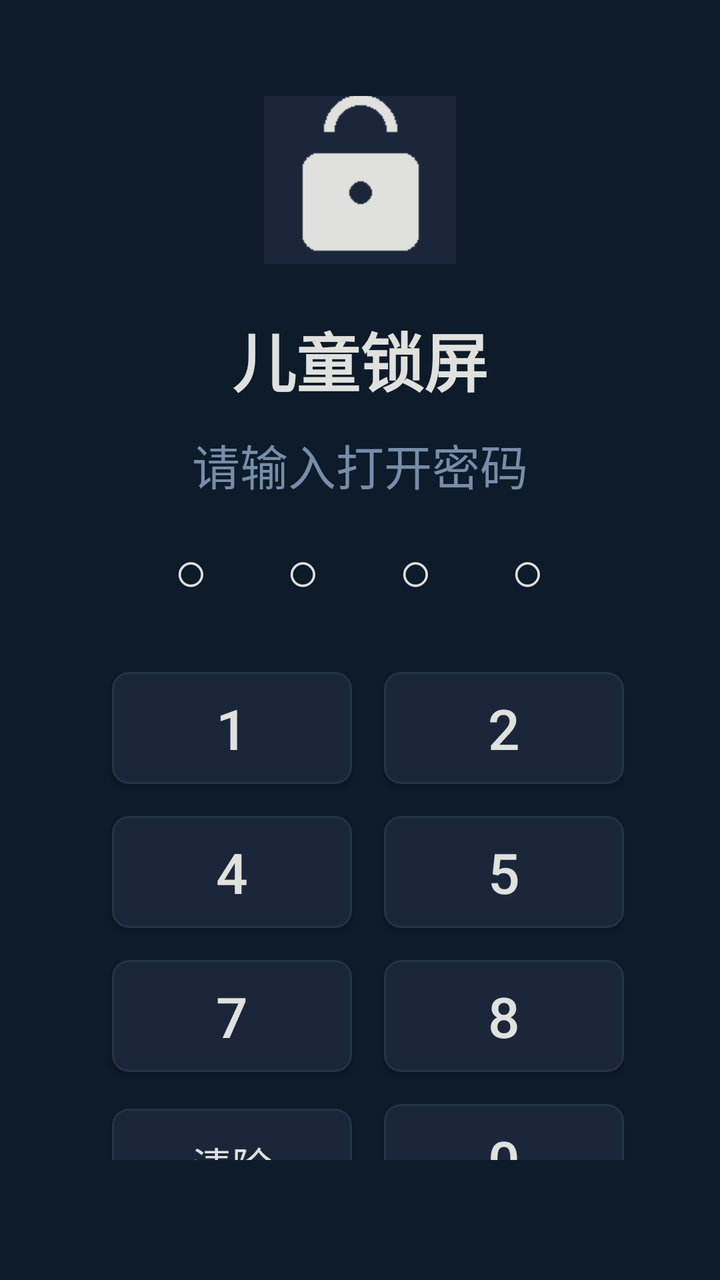
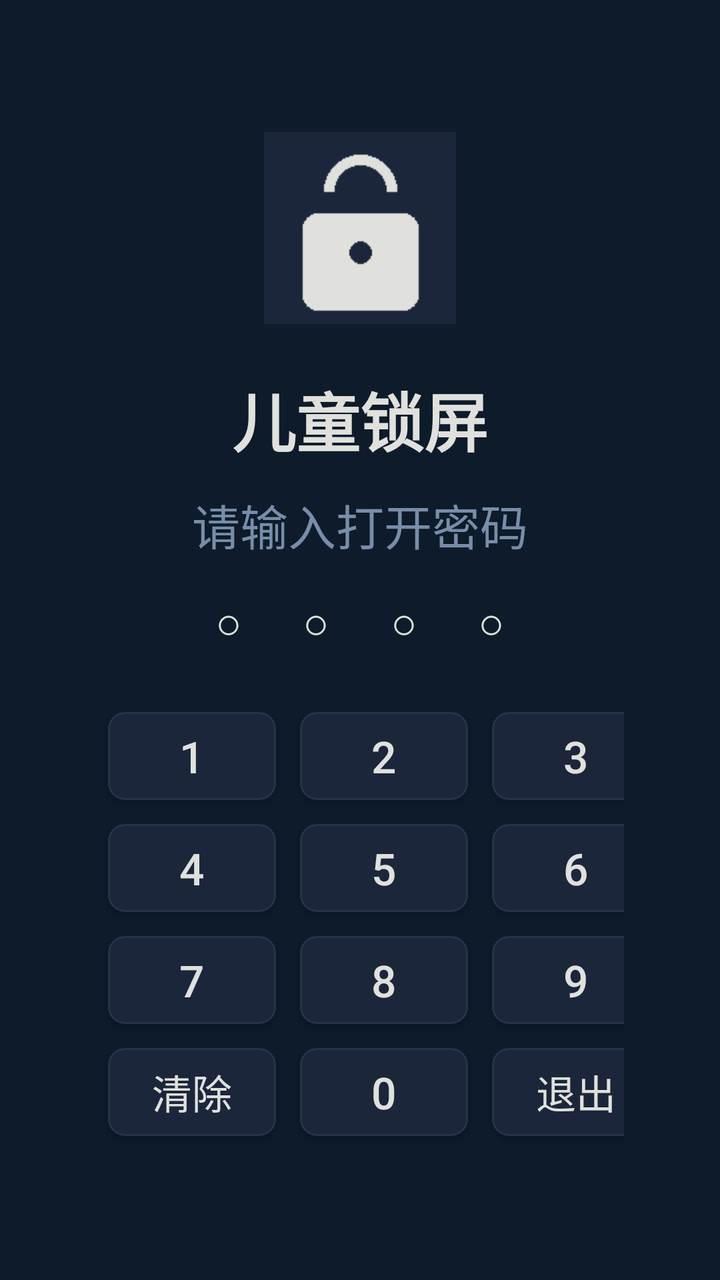

An Android layout rendered at two revisions. The XML below is the earlier revision; the diff shows what the commit changed to produce the second picture.
<!-- AndroidManifest.xml: activity theme Theme.KidsLock.FullScreen -->
<!-- res/layout/activity_app_lock.xml -->
<?xml version="1.0" encoding="utf-8"?>
<FrameLayout xmlns:android="http://schemas.android.com/apk/res/android"
    android:layout_width="match_parent"
    android:layout_height="match_parent"
    android:background="@color/lock_bg">

    <LinearLayout
        android:layout_width="wrap_content"
        android:layout_height="wrap_content"
        android:layout_gravity="center"
        android:orientation="vertical"
        android:gravity="center"
        android:padding="@dimen/tv_margin_h">

        <ImageView
            android:layout_width="96dp"
            android:layout_height="96dp"
            android:src="@mipmap/ic_launcher"
            android:contentDescription="@null" />

        <TextView
            android:layout_width="wrap_content"
            android:layout_height="wrap_content"
            android:layout_marginTop="24dp"
            android:text="儿童锁屏"
            android:textColor="@color/accent"
            android:textSize="@dimen/text_title"
            android:textStyle="bold" />

        <TextView
            android:layout_width="wrap_content"
            android:layout_height="wrap_content"
            android:layout_marginTop="12dp"
            android:text="请输入打开密码"
            android:textColor="@color/highlight"
            android:textSize="@dimen/text_subtitle" />

        
        <TextView
            android:id="@+id/tvPinDisplay"
            android:layout_width="wrap_content"
            android:layout_height="wrap_content"
            android:text="○  ○  ○  ○"
            android:textColor="@color/text_primary"
            android:textSize="@dimen/text_pin"
            android:letterSpacing="0.3"
            android:layout_marginTop="@dimen/spacing_medium"
            android:layout_marginBottom="@dimen/spacing_large" />

        
        <LinearLayout
            android:layout_width="wrap_content"
            android:layout_height="wrap_content"
            android:orientation="vertical">

            
            <LinearLayout
                android:layout_width="wrap_content"
                android:layout_height="wrap_content"
                android:orientation="horizontal">
                <Button android:id="@+id/btnPin1"
                    android:layout_width="@dimen/btn_min_width"
                    android:layout_height="@dimen/btn_height"
                    android:layout_margin="@dimen/btn_margin"
                    android:text="1"
                    android:textSize="@dimen/text_pin"
                    android:background="@drawable/btn_pin_bg"
                    android:textColor="@color/btn_text"
                    android:focusable="true"
                    android:clickable="true" />
                <Button android:id="@+id/btnPin2"
                    android:layout_width="@dimen/btn_min_width"
                    android:layout_height="@dimen/btn_height"
                    android:layout_margin="@dimen/btn_margin"
                    android:text="2"
                    android:textSize="@dimen/text_pin"
                    android:background="@drawable/btn_pin_bg"
                    android:textColor="@color/btn_text"
                    android:focusable="true"
                    android:clickable="true" />
                <Button android:id="@+id/btnPin3"
                    android:layout_width="@dimen/btn_min_width"
                    android:layout_height="@dimen/btn_height"
                    android:layout_margin="@dimen/btn_margin"
                    android:text="3"
                    android:textSize="@dimen/text_pin"
                    android:background="@drawable/btn_pin_bg"
                    android:textColor="@color/btn_text"
                    android:focusable="true"
                    android:clickable="true" />
            </LinearLayout>

            
            <LinearLayout
                android:layout_width="wrap_content"
                android:layout_height="wrap_content"
                android:orientation="horizontal">
                <Button android:id="@+id/btnPin4"
                    android:layout_width="@dimen/btn_min_width"
                    android:layout_height="@dimen/btn_height"
                    android:layout_margin="@dimen/btn_margin"
                    android:text="4"
                    android:textSize="@dimen/text_pin"
                    android:background="@drawable/btn_pin_bg"
                    android:textColor="@color/btn_text"
                    android:focusable="true"
                    android:clickable="true" />
                <Button android:id="@+id/btnPin5"
                    android:layout_width="@dimen/btn_min_width"
                    android:layout_height="@dimen/btn_height"
                    android:layout_margin="@dimen/btn_margin"
                    android:text="5"
                    android:textSize="@dimen/text_pin"
                    android:background="@drawable/btn_pin_bg"
                    android:textColor="@color/btn_text"
                    android:focusable="true"
                    android:clickable="true" />
                <Button android:id="@+id/btnPin6"
                    android:layout_width="@dimen/btn_min_width"
                    android:layout_height="@dimen/btn_height"
                    android:layout_margin="@dimen/btn_margin"
                    android:text="6"
                    android:textSize="@dimen/text_pin"
                    android:background="@drawable/btn_pin_bg"
                    android:textColor="@color/btn_text"
                    android:focusable="true"
                    android:clickable="true" />
            </LinearLayout>

            
            <LinearLayout
                android:layout_width="wrap_content"
                android:layout_height="wrap_content"
                android:orientation="horizontal">
                <Button android:id="@+id/btnPin7"
                    android:layout_width="@dimen/btn_min_width"
                    android:layout_height="@dimen/btn_height"
                    android:layout_margin="@dimen/btn_margin"
                    android:text="7"
                    android:textSize="@dimen/text_pin"
                    android:background="@drawable/btn_pin_bg"
                    android:textColor="@color/btn_text"
                    android:focusable="true"
                    android:clickable="true" />
                <Button android:id="@+id/btnPin8"
                    android:layout_width="@dimen/btn_min_width"
                    android:layout_height="@dimen/btn_height"
                    android:layout_margin="@dimen/btn_margin"
                    android:text="8"
                    android:textSize="@dimen/text_pin"
                    android:background="@drawable/btn_pin_bg"
                    android:textColor="@color/btn_text"
                    android:focusable="true"
                    android:clickable="true" />
                <Button android:id="@+id/btnPin9"
                    android:layout_width="@dimen/btn_min_width"
                    android:layout_height="@dimen/btn_height"
                    android:layout_margin="@dimen/btn_margin"
                    android:text="9"
                    android:textSize="@dimen/text_pin"
                    android:background="@drawable/btn_pin_bg"
                    android:textColor="@color/btn_text"
                    android:focusable="true"
                    android:clickable="true" />
            </LinearLayout>

            
            <LinearLayout
                android:layout_width="wrap_content"
                android:layout_height="wrap_content"
                android:orientation="horizontal">
                <Button android:id="@+id/btnPinClear"
                    android:layout_width="@dimen/btn_min_width"
                    android:layout_height="@dimen/btn_height"
                    android:layout_margin="@dimen/btn_margin"
                    android:text="清除"
                    android:textSize="@dimen/text_body"
                    android:background="@drawable/btn_pin_bg"
                    android:textColor="@color/btn_text"
                    android:focusable="true"
                    android:clickable="true" />
                <Button android:id="@+id/btnPin0"
                    android:layout_width="@dimen/btn_min_width"
                    android:layout_height="@dimen/btn_height"
                    android:layout_margin="@dimen/btn_margin"
                    android:text="0"
                    android:textSize="@dimen/text_pin"
                    android:background="@drawable/btn_pin_bg"
                    android:textColor="@color/btn_text"
                    android:focusable="true"
                    android:clickable="true" />
                <Button android:id="@+id/btnPinBack"
                    android:layout_width="@dimen/btn_min_width"
                    android:layout_height="@dimen/btn_height"
                    android:layout_margin="@dimen/btn_margin"
                    android:text="退出"
                    android:textSize="@dimen/text_body"
                    android:background="@drawable/btn_pin_bg"
                    android:textColor="@color/btn_text"
                    android:focusable="true"
                    android:clickable="true" />
            </LinearLayout>

        </LinearLayout>

        <TextView
            android:layout_width="wrap_content"
            android:layout_height="wrap_content"
            android:layout_marginTop="@dimen/spacing_large"
            android:text="默认打开密码：4321（可在“设置”中修改）"
            android:textColor="@color/text_secondary"
            android:textSize="@dimen/text_body" />

    </LinearLayout>

</FrameLayout>
<!-- resources referenced by this layout -->
<resources>
  <color name="accent">#E0E1DD</color>
  <color name="btn_text">#E0E1DD</color>
  <color name="highlight">#778DA9</color>
  <color name="lock_bg">#0D1B2A</color>
  <color name="text_primary">#E0E1DD</color>
  <color name="text_secondary">#778DA9</color>
  <dimen name="btn_height">56dp</dimen>
  <dimen name="btn_margin">8dp</dimen>
  <dimen name="btn_min_width">120dp</dimen>
  <dimen name="spacing_large">24dp</dimen>
  <dimen name="spacing_medium">16dp</dimen>
  <dimen name="text_body">20sp</dimen>
  <dimen name="text_pin">28sp</dimen>
  <dimen name="text_subtitle">24sp</dimen>
  <dimen name="text_title">32sp</dimen>
  <dimen name="tv_margin_h">48dp</dimen>
  <!-- drawable btn_pin_bg (drawable) -->
  <?xml version="1.0" encoding="utf-8"?>
  <selector xmlns:android="http://schemas.android.com/apk/res/android">
      <item android:state_focused="true">
          <shape android:shape="rectangle">
              <solid android:color="@color/btn_focused" />
              <stroke android:width="3dp" android:color="@color/btn_focused_border" />
              <corners android:radius="@dimen/btn_corner" />
          </shape>
      </item>
      <item android:state_pressed="true">
          <shape android:shape="rectangle">
              <solid android:color="@color/btn_focused" />
              <corners android:radius="@dimen/btn_corner" />
          </shape>
      </item>
      <item>
          <shape android:shape="rectangle">
              <solid android:color="@color/btn_normal" />
              <stroke android:width="1dp" android:color="@color/bg_surface_light" />
              <corners android:radius="@dimen/btn_corner" />
          </shape>
      </item>
  </selector>
  <!-- mipmap ic_launcher: png bitmap (mipmap-hdpi, 415 bytes) -->
  <style name="Theme.KidsLock.FullScreen" parent="Theme.KidsLock">
          <item name="android:windowFullscreen">true</item>
          <item name="android:windowNoTitle">true</item>
          <item name="android:windowContentOverlay">@null</item>
      </style>
  <color name="btn_focused">#415A77</color>
  <color name="btn_focused_border">#778DA9</color>
  <dimen name="btn_corner">8dp</dimen>
  <color name="btn_normal">#1B263B</color>
  <color name="bg_surface_light">#243447</color>
  <style name="Theme.KidsLock" parent="Theme.AppCompat.NoActionBar">
          <item name="colorPrimary">@color/primary</item>
          <item name="colorPrimaryDark">@color/bg_dark</item>
          <item name="colorAccent">@color/highlight</item>
          <item name="android:windowBackground">@color/settings_bg</item>
          <item name="android:textColorPrimary">@color/text_primary</item>
          <item name="android:textColorSecondary">@color/text_secondary</item>
      </style>
  <color name="primary">#415A77</color>
  <color name="bg_dark">#0D1B2A</color>
  <color name="settings_bg">#0D1B2A</color>
</resources>

<!-- the commit's change to res/layout/activity_app_lock.xml (unified diff, before → after) -->
@@ -42,7 +42,7 @@
             android:layout_height="wrap_content"
             android:text="○  ○  ○  ○"
             android:textColor="@color/text_primary"
-            android:textSize="@dimen/text_pin"
+            android:textSize="@dimen/text_fill"
             android:letterSpacing="0.3"
             android:layout_marginTop="@dimen/spacing_medium"
             android:layout_marginBottom="@dimen/spacing_large" />
@@ -59,31 +59,31 @@
                 android:layout_height="wrap_content"
                 android:orientation="horizontal">
                 <Button android:id="@+id/btnPin1"
-                    android:layout_width="@dimen/btn_min_width"
-                    android:layout_height="@dimen/btn_height"
-                    android:layout_margin="@dimen/btn_margin"
+                    android:layout_width="@dimen/btn_fill_width"
+                    android:layout_height="@dimen/btn_fill_height"
+                    android:layout_margin="@dimen/btn_fill_margin"
                     android:text="1"
-                    android:textSize="@dimen/text_pin"
+                    android:textSize="@dimen/text_fill"
                     android:background="@drawable/btn_pin_bg"
                     android:textColor="@color/btn_text"
                     android:focusable="true"
                     android:clickable="true" />
                 <Button android:id="@+id/btnPin2"
-                    android:layout_width="@dimen/btn_min_width"
-                    android:layout_height="@dimen/btn_height"
-                    android:layout_margin="@dimen/btn_margin"
+                    android:layout_width="@dimen/btn_fill_width"
+                    android:layout_height="@dimen/btn_fill_height"
+                    android:layout_margin="@dimen/btn_fill_margin"
                     android:text="2"
-                    android:textSize="@dimen/text_pin"
+                    android:textSize="@dimen/text_fill"
                     android:background="@drawable/btn_pin_bg"
                     android:textColor="@color/btn_text"
                     android:focusable="true"
                     android:clickable="true" />
                 <Button android:id="@+id/btnPin3"
-                    android:layout_width="@dimen/btn_min_width"
-                    android:layout_height="@dimen/btn_height"
-                    android:layout_margin="@dimen/btn_margin"
+                    android:layout_width="@dimen/btn_fill_width"
+                    android:layout_height="@dimen/btn_fill_height"
+                    android:layout_margin="@dimen/btn_fill_margin"
                     android:text="3"
-                    android:textSize="@dimen/text_pin"
+                    android:textSize="@dimen/text_fill"
                     android:background="@drawable/btn_pin_bg"
                     android:textColor="@color/btn_text"
                     android:focusable="true"
@@ -96,31 +96,31 @@
                 android:layout_height="wrap_content"
                 android:orientation="horizontal">
                 <Button android:id="@+id/btnPin4"
-                    android:layout_width="@dimen/btn_min_width"
-                    android:layout_height="@dimen/btn_height"
-                    android:layout_margin="@dimen/btn_margin"
+                    android:layout_width="@dimen/btn_fill_width"
+                    android:layout_height="@dimen/btn_fill_height"
+                    android:layout_margin="@dimen/btn_fill_margin"
                     android:text="4"
-                    android:textSize="@dimen/text_pin"
+                    android:textSize="@dimen/text_fill"
                     android:background="@drawable/btn_pin_bg"
                     android:textColor="@color/btn_text"
                     android:focusable="true"
                     android:clickable="true" />
                 <Button android:id="@+id/btnPin5"
-                    android:layout_width="@dimen/btn_min_width"
-                    android:layout_height="@dimen/btn_height"
-                    android:layout_margin="@dimen/btn_margin"
+                    android:layout_width="@dimen/btn_fill_width"
+                    android:layout_height="@dimen/btn_fill_height"
+                    android:layout_margin="@dimen/btn_fill_margin"
                     android:text="5"
-                    android:textSize="@dimen/text_pin"
+                    android:textSize="@dimen/text_fill"
                     android:background="@drawable/btn_pin_bg"
                     android:textColor="@color/btn_text"
                     android:focusable="true"
                     android:clickable="true" />
                 <Button android:id="@+id/btnPin6"
-                    android:layout_width="@dimen/btn_min_width"
-                    android:layout_height="@dimen/btn_height"
-                    android:layout_margin="@dimen/btn_margin"
+                    android:layout_width="@dimen/btn_fill_width"
+                    android:layout_height="@dimen/btn_fill_height"
+                    android:layout_margin="@dimen/btn_fill_margin"
                     android:text="6"
-                    android:textSize="@dimen/text_pin"
+                    android:textSize="@dimen/text_fill"
                     android:background="@drawable/btn_pin_bg"
                     android:textColor="@color/btn_text"
                     android:focusable="true"
@@ -133,31 +133,31 @@
                 android:layout_height="wrap_content"
                 android:orientation="horizontal">
                 <Button android:id="@+id/btnPin7"
-                    android:layout_width="@dimen/btn_min_width"
-                    android:layout_height="@dimen/btn_height"
-                    android:layout_margin="@dimen/btn_margin"
+                    android:layout_width="@dimen/btn_fill_width"
+                    android:layout_height="@dimen/btn_fill_height"
+                    android:layout_margin="@dimen/btn_fill_margin"
                     android:text="7"
-                    android:textSize="@dimen/text_pin"
+                    android:textSize="@dimen/text_fill"
                     android:background="@drawable/btn_pin_bg"
                     android:textColor="@color/btn_text"
                     android:focusable="true"
                     android:clickable="true" />
                 <Button android:id="@+id/btnPin8"
-                    android:layout_width="@dimen/btn_min_width"
-                    android:layout_height="@dimen/btn_height"
-                    android:layout_margin="@dimen/btn_margin"
+                    android:layout_width="@dimen/btn_fill_width"
+                    android:layout_height="@dimen/btn_fill_height"
+                    android:layout_margin="@dimen/btn_fill_margin"
                     android:text="8"
-                    android:textSize="@dimen/text_pin"
+                    android:textSize="@dimen/text_fill"
                     android:background="@drawable/btn_pin_bg"
                     android:textColor="@color/btn_text"
                     android:focusable="true"
                     android:clickable="true" />
                 <Button android:id="@+id/btnPin9"
-                    android:layout_width="@dimen/btn_min_width"
-                    android:layout_height="@dimen/btn_height"
-                    android:layout_margin="@dimen/btn_margin"
+                    android:layout_width="@dimen/btn_fill_width"
+                    android:layout_height="@dimen/btn_fill_height"
+                    android:layout_margin="@dimen/btn_fill_margin"
                     android:text="9"
-                    android:textSize="@dimen/text_pin"
+                    android:textSize="@dimen/text_fill"
                     android:background="@drawable/btn_pin_bg"
                     android:textColor="@color/btn_text"
                     android:focusable="true"
@@ -170,9 +170,9 @@
                 android:layout_height="wrap_content"
                 android:orientation="horizontal">
                 <Button android:id="@+id/btnPinClear"
-                    android:layout_width="@dimen/btn_min_width"
-                    android:layout_height="@dimen/btn_height"
-                    android:layout_margin="@dimen/btn_margin"
+                    android:layout_width="@dimen/btn_fill_width"
+                    android:layout_height="@dimen/btn_fill_height"
+                    android:layout_margin="@dimen/btn_fill_margin"
                     android:text="清除"
                     android:textSize="@dimen/text_body"
                     android:background="@drawable/btn_pin_bg"
@@ -180,19 +180,19 @@
                     android:focusable="true"
                     android:clickable="true" />
                 <Button android:id="@+id/btnPin0"
-                    android:layout_width="@dimen/btn_min_width"
-                    android:layout_height="@dimen/btn_height"
-                    android:layout_margin="@dimen/btn_margin"
+                    android:layout_width="@dimen/btn_fill_width"
+                    android:layout_height="@dimen/btn_fill_height"
+                    android:layout_margin="@dimen/btn_fill_margin"
                     android:text="0"
-                    android:textSize="@dimen/text_pin"
+                    android:textSize="@dimen/text_fill"
                     android:background="@drawable/btn_pin_bg"
                     android:textColor="@color/btn_text"
                     android:focusable="true"
                     android:clickable="true" />
                 <Button android:id="@+id/btnPinBack"
-                    android:layout_width="@dimen/btn_min_width"
-                    android:layout_height="@dimen/btn_height"
-                    android:layout_margin="@dimen/btn_margin"
+                    android:layout_width="@dimen/btn_fill_width"
+                    android:layout_height="@dimen/btn_fill_height"
+                    android:layout_margin="@dimen/btn_fill_margin"
                     android:text="退出"
                     android:textSize="@dimen/text_body"
                     android:background="@drawable/btn_pin_bg"
@@ -203,14 +203,6 @@
 
         </LinearLayout>
 
-        <TextView
-            android:layout_width="wrap_content"
-            android:layout_height="wrap_content"
-            android:layout_marginTop="@dimen/spacing_large"
-            android:text="默认打开密码：4321（可在“设置”中修改）"
-            android:textColor="@color/text_secondary"
-            android:textSize="@dimen/text_body" />
-
     </LinearLayout>
 
 </FrameLayout>
<!-- resource entries referenced after the edit -->
@@ -5,14 +5,14 @@
   <color name="highlight">#778DA9</color>
   <color name="lock_bg">#0D1B2A</color>
   <color name="text_primary">#E0E1DD</color>
+  <dimen name="btn_fill_height">44dp</dimen>
+  <dimen name="btn_fill_margin">6dp</dimen>
+  <dimen name="btn_fill_width">84dp</dimen>
   <color name="text_secondary">#778DA9</color>
-  <dimen name="btn_height">56dp</dimen>
-  <dimen name="btn_margin">8dp</dimen>
-  <dimen name="btn_min_width">120dp</dimen>
   <dimen name="spacing_large">24dp</dimen>
   <dimen name="spacing_medium">16dp</dimen>
   <dimen name="text_body">20sp</dimen>
-  <dimen name="text_pin">28sp</dimen>
+  <dimen name="text_fill">22sp</dimen>
   <dimen name="text_subtitle">24sp</dimen>
   <dimen name="text_title">32sp</dimen>
   <dimen name="tv_margin_h">48dp</dimen>
